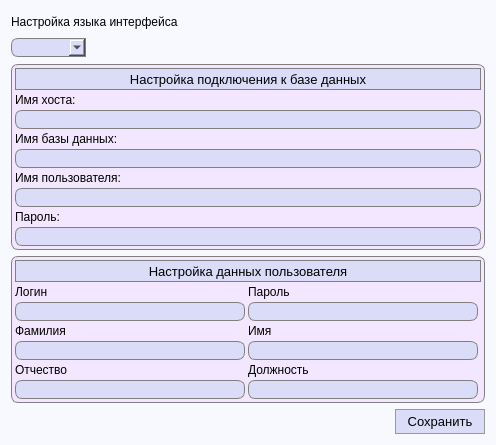
Above: SettingsWindow.ui from FediiBohdan/TechService before the change. Below: the same form after it.
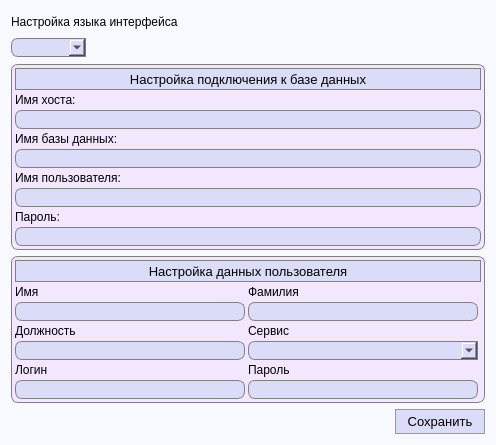
That is the form after the change. Icons and pictures are not drawn.

The edit to the form file:
```diff
--- a/SettingsWindow.ui
+++ b/SettingsWindow.ui
@@ -112,101 +112,25 @@
         <property name="spacing">
          <number>3</number>
         </property>
-        <item row="3" column="1">
-         <widget class="QLineEdit" name="userPassword">
+        <item row="5" column="2">
+         <widget class="QComboBox" name="serviceComboBox">
           <property name="font">
            <font>
             <pointsize>10</pointsize>
            </font>
           </property>
           <property name="styleSheet">
-           <string notr="true">QLineEdit {
+           <string notr="true">QComboBox {
 	border: 1px solid gray;
-    border-radius: 7px;
+    border-top-left-radius: 7px;
+	border-bottom-left-radius: 7px;
     background-color: #dbdcf7;
-	padding-left: 3px;
+	padding-left: 6px;
 }</string>
           </property>
-          <property name="echoMode">
-           <enum>QLineEdit::Password</enum>
-          </property>
          </widget>
         </item>
-        <item row="4" column="1">
-         <widget class="QLabel" name="label_2">
-          <property name="font">
-           <font>
-            <pointsize>9</pointsize>
-           </font>
-          </property>
-          <property name="styleSheet">
-           <string notr="true">QLabel {
-	border: 0px;
-	background-color: transparent;
-}
-</string>
-          </property>
-          <property name="text">
-           <string>Имя</string>
-          </property>
-         </widget>
-        </item>
-        <item row="4" column="0">
-         <widget class="QLabel" name="label">
-          <property name="font">
-           <font>
-            <pointsize>9</pointsize>
-           </font>
-          </property>
-          <property name="styleSheet">
-           <string notr="true">QLabel {
-	border: 0px;
-	background-color: transparent;
-}
-</string>
-          </property>
-          <property name="text">
-           <string>Фамилия</string>
-          </property>
-         </widget>
-        </item>
-        <item row="3" column="0">
-         <widget class="QLineEdit" name="userLogin">
-          <property name="font">
-           <font>
-            <pointsize>10</pointsize>
-           </font>
-          </property>
-          <property name="styleSheet">
-           <string notr="true">QLineEdit {
-	border: 1px solid gray;
-    border-radius: 7px;
-    background-color: #dbdcf7;
-	padding-left: 3px;
-}</string>
-          </property>
-         </widget>
-        </item>
-        <item row="2" column="0">
-         <widget class="QLabel" name="label_7">
-          <property name="font">
-           <font>
-            <pointsize>9</pointsize>
-           </font>
-          </property>
-          <property name="styleSheet">
-           <string notr="true">QLabel {
-	border: 0px;
-	background-color: transparent;
-}
-</string>
-          </property>
-          <property name="text">
-           <string>Логин</string>
-          </property>
-         </widget>
-        </item>
-        <item row="2" column="1">
+        <item row="6" column="2">
          <widget class="QLabel" name="label_8">
           <property name="font">
            <font>
@@ -225,7 +149,7 @@
           </property>
          </widget>
         </item>
-        <item row="7" column="1">
+        <item row="5" column="1">
          <widget class="QLineEdit" name="userPosition">
           <property name="font">
            <font>
@@ -242,24 +166,7 @@
           </property>
          </widget>
         </item>
-        <item row="5" column="0">
-         <widget class="QLineEdit" name="userFirstName">
-          <property name="font">
-           <font>
-            <pointsize>10</pointsize>
-           </font>
-          </property>
-          <property name="styleSheet">
-           <string notr="true">QLineEdit {
-	border: 1px solid gray;
-    border-radius: 7px;
-    background-color: #dbdcf7;
-	padding-left: 3px;
-}</string>
-          </property>
-         </widget>
-        </item>
-        <item row="0" column="0" colspan="3">
+        <item row="0" column="1" colspan="3">
          <widget class="QFrame" name="frame_2">
           <property name="minimumSize">
            <size>
@@ -327,8 +234,83 @@
           </layout>
          </widget>
         </item>
-        <item row="5" column="1">
-         <widget class="QLineEdit" name="userSecondName">
+        <item row="2" column="2">
+         <widget class="QLabel" name="label">
+          <property name="font">
+           <font>
+            <pointsize>9</pointsize>
+           </font>
+          </property>
+          <property name="styleSheet">
+           <string notr="true">QLabel {
+	border: 0px;
+	background-color: transparent;
+}
+</string>
+          </property>
+          <property name="text">
+           <string>Фамилия</string>
+          </property>
+         </widget>
+        </item>
+        <item row="3" column="2">
+         <widget class="QLineEdit" name="userFirstName">
+          <property name="font">
+           <font>
+            <pointsize>10</pointsize>
+           </font>
+          </property>
+          <property name="styleSheet">
+           <string notr="true">QLineEdit {
+	border: 1px solid gray;
+    border-radius: 7px;
+    background-color: #dbdcf7;
+	padding-left: 3px;
+}</string>
+          </property>
+         </widget>
+        </item>
+        <item row="7" column="2">
+         <widget class="QLineEdit" name="userPassword">
+          <property name="font">
+           <font>
+            <pointsize>10</pointsize>
+           </font>
+          </property>
+          <property name="styleSheet">
+           <string notr="true">QLineEdit {
+	border: 1px solid gray;
+    border-radius: 7px;
+    background-color: #dbdcf7;
+	padding-left: 3px;
+}</string>
+          </property>
+          <property name="echoMode">
+           <enum>QLineEdit::Password</enum>
+          </property>
+         </widget>
+        </item>
+        <item row="2" column="1">
+         <widget class="QLabel" name="label_2">
+          <property name="font">
+           <font>
+            <pointsize>9</pointsize>
+           </font>
+          </property>
+          <property name="styleSheet">
+           <string notr="true">QLabel {
+	border: 0px;
+	background-color: transparent;
+}
+</string>
+          </property>
+          <property name="text">
+           <string>Имя</string>
+          </property>
+         </widget>
+        </item>
+        <item row="7" column="1">
+         <widget class="QLineEdit" name="userLogin">
           <property name="font">
            <font>
             <pointsize>10</pointsize>
@@ -345,6 +327,61 @@
          </widget>
         </item>
         <item row="6" column="1">
+         <widget class="QLabel" name="label_7">
+          <property name="font">
+           <font>
+            <pointsize>9</pointsize>
+           </font>
+          </property>
+          <property name="styleSheet">
+           <string notr="true">QLabel {
+	border: 0px;
+	background-color: transparent;
+}
+</string>
+          </property>
+          <property name="text">
+           <string>Логин</string>
+          </property>
+         </widget>
+        </item>
+        <item row="3" column="1">
+         <widget class="QLineEdit" name="userSecondName">
+          <property name="font">
+           <font>
+            <pointsize>10</pointsize>
+           </font>
+          </property>
+          <property name="styleSheet">
+           <string notr="true">QLineEdit {
+	border: 1px solid gray;
+    border-radius: 7px;
+    background-color: #dbdcf7;
+	padding-left: 3px;
+}</string>
+          </property>
+         </widget>
+        </item>
+        <item row="4" column="2">
+         <widget class="QLabel" name="label_3">
+          <property name="font">
+           <font>
+            <pointsize>9</pointsize>
+           </font>
+          </property>
+          <property name="styleSheet">
+           <string notr="true">QLabel {
+	border: 0px;
+	background-color: transparent;
+}
+</string>
+          </property>
+          <property name="text">
+           <string>Сервис</string>
+          </property>
+         </widget>
+        </item>
+        <item row="4" column="1">
          <widget class="QLabel" name="label_4">
           <property name="font">
            <font>
@@ -363,42 +400,6 @@
           </property>
          </widget>
         </item>
-        <item row="7" column="0">
-         <widget class="QLineEdit" name="userThirdName">
-          <property name="font">
-           <font>
-            <pointsize>10</pointsize>
-           </font>
-          </property>
-          <property name="styleSheet">
-           <string notr="true">QLineEdit {
-	border: 1px solid gray;
-    border-radius: 7px;
-    background-color: #dbdcf7;
-	padding-left: 3px;
-}</string>
-          </property>
-         </widget>
-        </item>
-        <item row="6" column="0">
-         <widget class="QLabel" name="label_3">
-          <property name="font">
-           <font>
-            <pointsize>9</pointsize>
-           </font>
-          </property>
-          <property name="styleSheet">
-           <string notr="true">QLabel {
-	border: 0px;
-	background-color: transparent;
-}
-</string>
-          </property>
-          <property name="text">
-           <string>Отчество</string>
-          </property>
-         </widget>
-        </item>
        </layout>
       </widget>
      </item>
```
Left out of the diff: 4 changed lines with no effect on the pictures.
